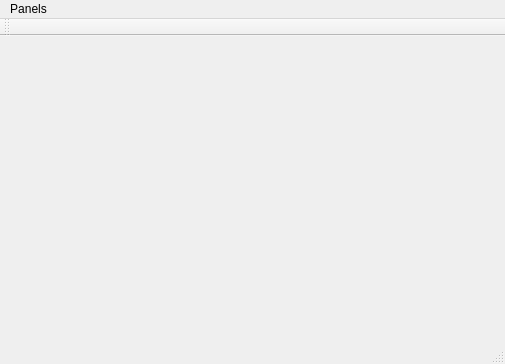
This is KCApp/kcmainwindow.ui in louvainlinux/KapCompta as Qt 5 draws it before an edit. The edited form follows.
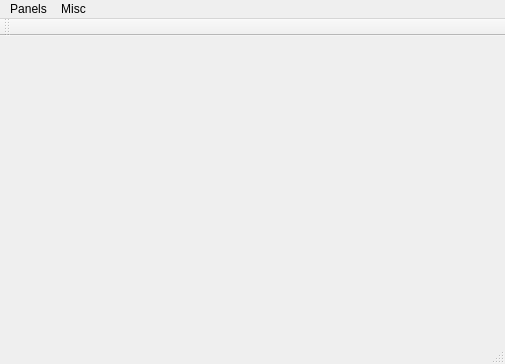
This is the edited form.

The edit to the form file:
```diff
--- a/KCApp/kcmainwindow.ui
+++ b/KCApp/kcmainwindow.ui
@@ -28,7 +28,17 @@
      <string>Panels</string>
     </property>
    </widget>
+   <widget class="QMenu" name="menuMain">
+    <property name="title">
+     <string>Misc</string>
+    </property>
+    <addaction name="actionOnline_Documentation"/>
+    <addaction name="separator"/>
+    <addaction name="actionSettings"/>
+    <addaction name="actionAbout_KapCompta"/>
+   </widget>
    <addaction name="menuPanels"/>
+   <addaction name="menuMain"/>
   </widget>
   <widget class="QToolBar" name="mainToolBar">
    <attribute name="toolBarArea">
```
Left out of the diff: 18 changed lines with no effect on the pictures.
